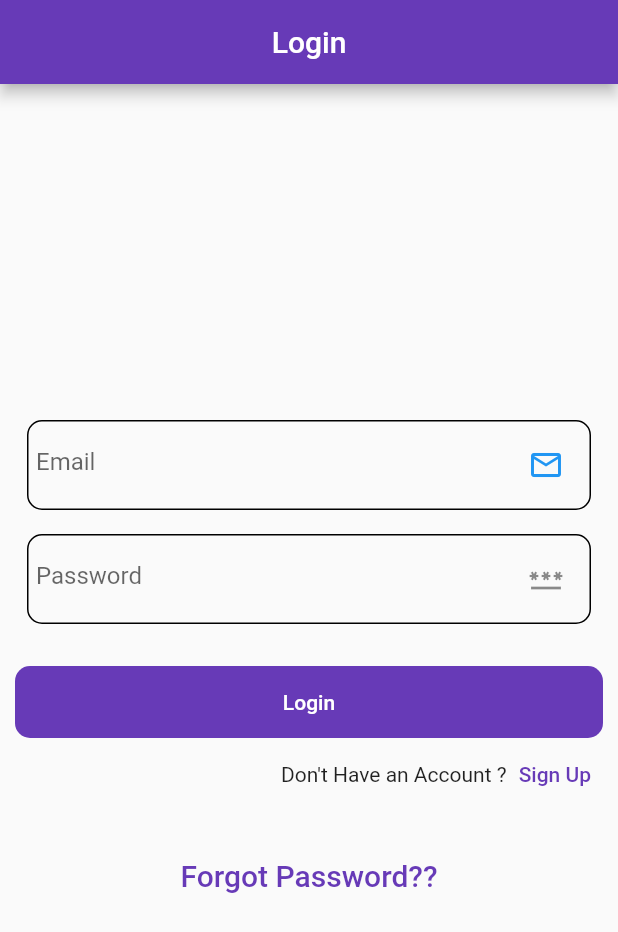
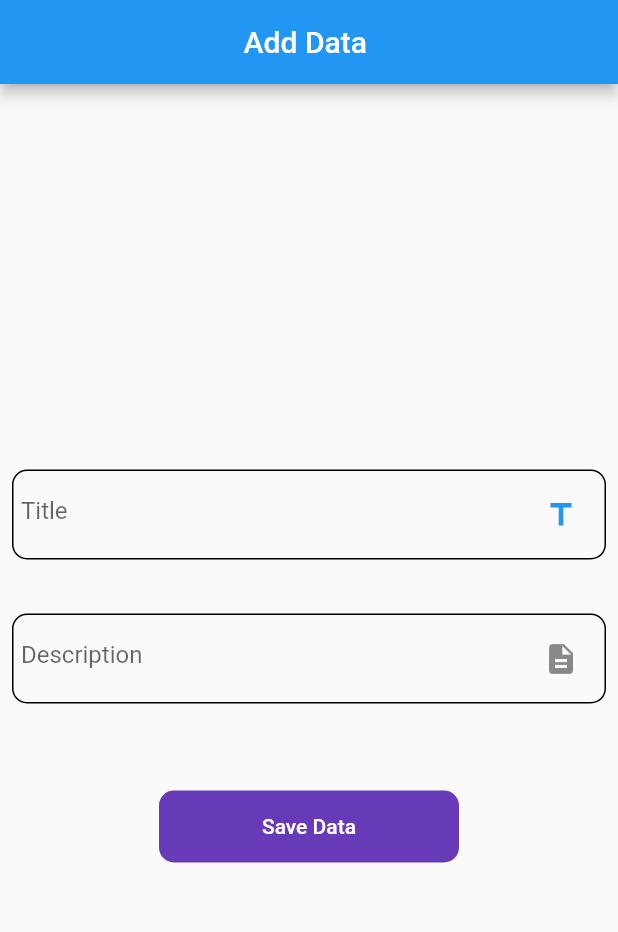
Before and after one commit to narayannalbhe1/cloud_firebase_app, a Flutter app: the screen it shows after launch, on a phone screen of 412 x 824 dp. Shown: the top 932 px of the screen. Run offline on Flutter 3.47's test engine with Material 2 defaults, Android fonts, the phone set to English and light mode, and no system bars; our stand-ins replace cloud_firestore, firebase_auth, firebase_core, firebase_storage, fluttertoast, get and 1 more; accounts and stored records are empty.

Commit message:
24 feb 2024 narayan_devfirebase at 6 pm

```diff
--- /dev/null
+++ b/lib/Firebase_Database/firebase_add_db/firebase_add_data.dart
@@ -0,0 +1,77 @@
+import 'dart:developer';
+
+import 'package:cloud_firebase_app/View/Auth/Widgets/ui_helper.dart';
+import 'package:cloud_firestore/cloud_firestore.dart';
+import 'package:flutter/material.dart';
+
+class FirebaseAddData extends StatefulWidget {
+  const FirebaseAddData({super.key});
+
+  @override
+  State<FirebaseAddData> createState() => _FirebaseAddDataState();
+}
+
+class _FirebaseAddDataState extends State<FirebaseAddData> {
+  TextEditingController title = TextEditingController();
+  TextEditingController description = TextEditingController();
+
+  @override
+  Widget build(BuildContext context) {
+    return Scaffold(
+       appBar: AppBar(
+         title: Text('Add Data '),
+         centerTitle: true,
+       ),
+      body: Column(
+        mainAxisAlignment: MainAxisAlignment.center,
+        children: [
+          UiHelper.customTextField(
+            controller: title,
+            hintText: "Title",
+            icon: Icon(Icons.title),
+            keyboardType: TextInputType.text,
+            validator: (value) {
+              if (value == null || value.isEmpty) {
+                return 'Please enter your title';
+              }
+              return null;
+            },
+          ),
+          SizedBox(height: 20),
+          UiHelper.customTextField(
+            controller: description,
+            hintText: "Description",
+            icon: Icon(Icons.description),
+            keyboardType: TextInputType.text,
+            validator: (value) {
+              if (value == null || value.isEmpty) {
+                return 'Please enter your description';
+              }
+              return null;
+            },
+          ),
+          SizedBox(height: 50),
+          UiHelper.RoundButton((){
+            addData(title.text.toString(),description.text.toString());
+          },"Save Data"),
+
+        ],
+      ),
+    );
+  }
+
+  addData(String title, String description){
+    if(title == "" && description ==""){
+      log("Enter Required fields");
+    }
+    else{
+      FirebaseFirestore.instance.collection("User").doc(title).set({
+        "Title":title,
+        "Description":description
+      }).then((value) {
+        log("Data Inserted");
+      });
+    }
+  }
+
+}
--- a/lib/main.dart
+++ b/lib/main.dart
@@ -1,3 +1,6 @@
+import 'package:cloud_firebase_app/Cloud%20Storage/FirebaseCloudDb/signup_page.dart';
+import 'package:cloud_firebase_app/Firebase_Database/firebase_add_db/firebase_add_data.dart';
+import 'package:cloud_firebase_app/Firebase_Database/firebase_db/show_data.dart';
 import 'package:cloud_firebase_app/View/Auth/Login/check_user.dart';
 import 'package:cloud_firebase_app/View/PhoneAuth/phone_auth.dart';
 import 'package:cloud_firebase_app/View/Splash/splash_screen.dart';
@@ -23,8 +26,11 @@ class MyApp extends StatelessWidget {
     return GetMaterialApp(
       debugShowCheckedModeBanner: false,
       // home: SplashScreen(),
-      home: CheckUser(),
-      // home: PhoneAuth(),
+      // home: CheckUser(),
+      // home: PhoneAuth(), // through the firebase otp
+      // home : ShowData(), // fetch data through firebase firestore
+      // home : SignUpPage(),
+      home : FirebaseAddData(),
     );
   }
 }
--- a/pubspec.yaml
+++ b/pubspec.yaml
@@ -40,6 +40,10 @@ dependencies:
   fluttertoast: ^8.2.4
   firebase_auth:
   get:
+  cloud_firestore: ^4.13.6
+  image_picker: ^1.0.4
+  firebase_storage: ^11.5.6
+
 
 
 dev_dependencies:
```
Also changed, not shown: lib/Cloud Storage/FirebaseCloudDb/signup_page.dart (added, +200 -0 lines), lib/Firebase_Database/firebase_db/show_data.dart (added, +49 -0 lines), pubspec.lock, 5 other files.
